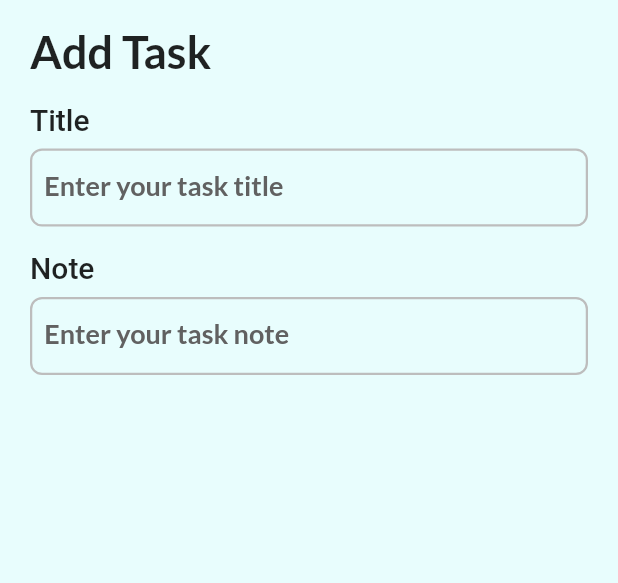
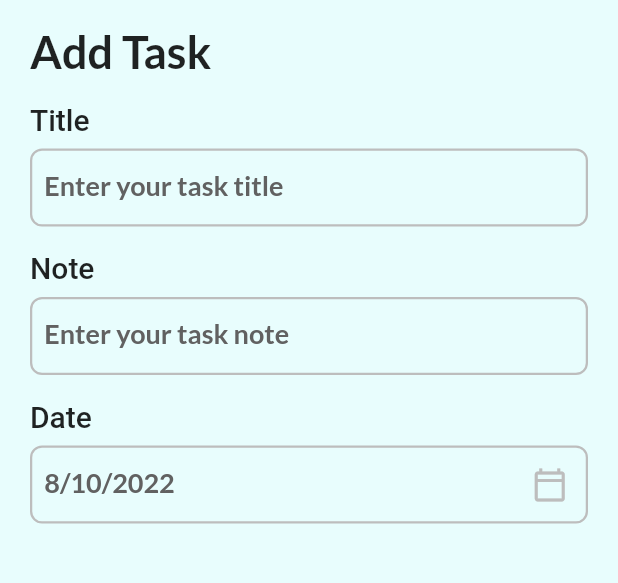
Before and after one commit to Tolulope05/flutter_todo_list, a Flutter app: the screen it shows after launch, after a tap on "+ Add Task", on a phone screen of 412 x 824 dp, the part 72-655 px from its top. Run offline on Flutter 3.47's test engine with Material 2 defaults, Android fonts, the phone set to English and light mode, and no system bars; our stand-ins replace date_picker_timeline, flutter_local_notifications, get, get_storage, google_fonts, timezone.

Commit message:
added date field and logica and fix bug

```diff
--- a/lib/screens/add_task_bar.dart
+++ b/lib/screens/add_task_bar.dart
@@ -1,14 +1,13 @@
 import 'package:flutter/material.dart';
 import 'package:flutter_todo_list/const/styles.dart';
+import 'package:flutter_todo_list/const/theme.dart';
 import 'package:flutter_todo_list/widgets/input_field.dart';
 import 'package:get/get.dart';
 import 'package:intl/intl.dart';
 
 class AddTaskPage extends StatefulWidget {
-  DateTime date = DateTime.now();
   AddTaskPage({
     Key? key,
-    required this.date,
   }) : super(key: key);
 
   @override
@@ -16,6 +15,8 @@ class AddTaskPage extends StatefulWidget {
 }
 
 class _AddTaskPageState extends State<AddTaskPage> {
+  DateTime selectedDate = DateTime.now();
+
   @override
   Widget build(BuildContext context) {
     return Scaffold(
@@ -30,13 +31,30 @@ class _AddTaskPageState extends State<AddTaskPage> {
           child: Column(
             crossAxisAlignment: CrossAxisAlignment.start,
             children: [
-              // Center(child: Text(DateFormat.yMMMd().format(widget.date))),
+              // Center(child: Text(DateFormat.yMMMd().format(widget.selectedDate))),
               Text(
                 "Add Task",
                 style: headingStyle,
               ),
               const MyInputField(title: "Title", hint: "Enter your task title"),
               const MyInputField(title: "Note", hint: "Enter your task note"),
+              MyInputField(
+                title: "Date",
+                hint: DateFormat.yMd().format(selectedDate),
+                widget: IconButton(
+                  onPressed: () async {
+                    DateTime? _pickedDate = await _getDateFromUser();
+                    if (_pickedDate != null) {
+                      selectedDate = _pickedDate;
+                    }
+                    print(selectedDate);
+                  },
+                  icon: const Icon(
+                    Icons.calendar_today_outlined,
+                    color: greyColor,
+                  ),
+                ),
+              ),
             ],
           ),
         ),
@@ -68,4 +86,19 @@ class _AddTaskPageState extends State<AddTaskPage> {
       ],
     );
   }
+
+  Future<DateTime?> _getDateFromUser() async {
+    DateTime? _pickedDate = await showDatePicker(
+      context: context,
+      initialDate: selectedDate,
+      firstDate: DateTime(DateTime.now().year - 1),
+      lastDate: DateTime(2100),
+    );
+    if (_pickedDate != null) {
+      setState(() {
+        selectedDate = _pickedDate;
+      });
+      return selectedDate;
+    }
+  }
 }
--- a/lib/screens/home_page.dart
+++ b/lib/screens/home_page.dart
@@ -105,7 +105,7 @@ class _MyHomePageState extends State<MyHomePage> {
           MyButton(
             label: "+ Add Task",
             onTap: () {
-              Get.to(() => AddTaskPage(date: selectedDate));
+              Get.to(() => AddTaskPage());
             },
           )
         ],
--- a/lib/widgets/input_field.dart
+++ b/lib/widgets/input_field.dart
@@ -46,7 +46,9 @@ class MyInputField extends StatelessWidget {
               children: [
                 Expanded(
                   child: TextFormField(
+                    readOnly: widget != null,
                     controller: controller,
+                    autofocus: false,
                     style: subTitleStyle,
                     cursorColor:
                         Get.isDarkMode ? Colors.grey[100] : Colors.grey[700],
@@ -61,14 +63,13 @@ class MyInputField extends StatelessWidget {
                           width: 0,
                         ),
                       ),
-                    // enabledBorder: UnderlineInputBorder(
-                    //   borderSide: BorderSide(
-                    //     color: Theme.of(context).backgroundColor,
-                    //     width: 0,
-                    //   ),
-                    // ),
                     ),
-                )),
+                  ),
+                ),
+                if (widget != null)
+                  Container(
+                    child: widget,
+                  ),
               ],
             ),
           )
```
Lines whose indentation alone changed are shown as unchanged.
